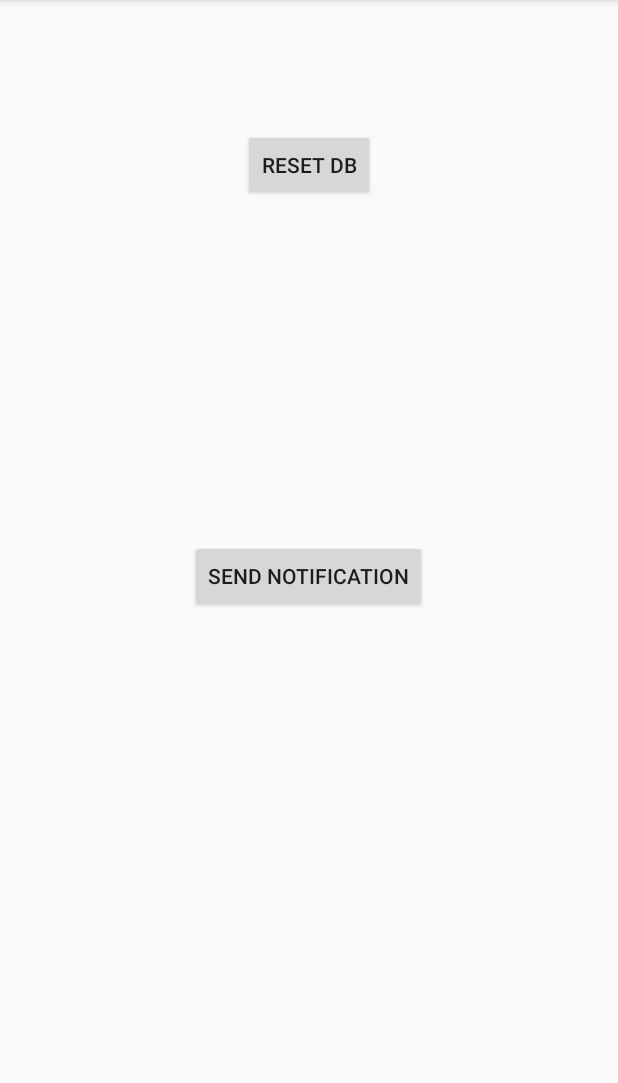
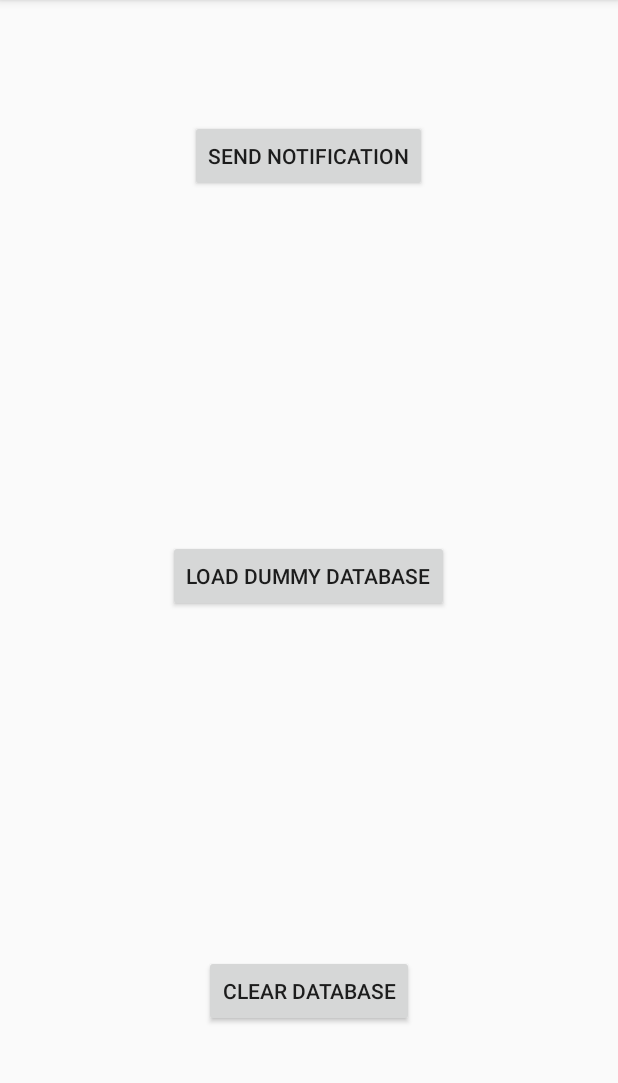
Before and after one commit to clairelee/dearjacky, an Android app: the Debug screen opened directly, with no data from a screen before it, on a phone screen of 412 x 824 dp, the part 84-1167 px from its top. Run offline under Robolectric (Android 15) with nearby library versions, the phone set to English and light mode, and no system bars.

Commit message:
add clear database feature to debug

```diff
--- a/DearJacky/mobile/src/main/java/com/dearjacky/Debug.java
+++ b/DearJacky/mobile/src/main/java/com/dearjacky/Debug.java
@@ -59,6 +59,17 @@ public class Debug extends AppCompatActivity {
             }
         });
 
+        Button reset_db2 = (Button) findViewById(R.id.button);
+
+        reset_db2.setOnClickListener(new View.OnClickListener() {
+            public void onClick(View v) {
+                SensorTagDBHelper dbHelper = new SensorTagDBHelper(getBaseContext());
+                dbHelper.clearAll();
+                Toast.makeText(getApplicationContext(), "Successfully Cleared DB", Toast.LENGTH_LONG).show();
+
+            }
+        });
+
 
     }
 }
--- a/DearJacky/mobile/src/main/res/layout/activity_debug.xml
+++ b/DearJacky/mobile/src/main/res/layout/activity_debug.xml
@@ -12,17 +12,26 @@
     <Button
         android:layout_width="wrap_content"
         android:layout_height="wrap_content"
-        android:text="Reset DB"
+        android:text="Load Dummy Database"
         android:id="@+id/reset_db_button"
-        android:layout_alignParentTop="true"
-        android:layout_centerHorizontal="true"
-        android:layout_marginTop="70dp" />
+        android:layout_centerVertical="true"
+        android:layout_centerHorizontal="true" />
 
     <Button
         android:layout_width="wrap_content"
         android:layout_height="wrap_content"
         android:text="Send Notification"
         android:id="@+id/send_notification_button"
-        android:layout_centerVertical="true"
-        android:layout_centerHorizontal="true" />
+        android:layout_alignParentTop="true"
+        android:layout_centerHorizontal="true"
+        android:layout_marginTop="64dp" />
+
+    <Button
+        android:layout_width="wrap_content"
+        android:layout_height="wrap_content"
+        android:text="Clear Database"
+        android:id="@+id/button"
+        android:layout_alignParentBottom="true"
+        android:layout_centerHorizontal="true"
+        android:layout_marginBottom="67dp" />
 </RelativeLayout>
```
